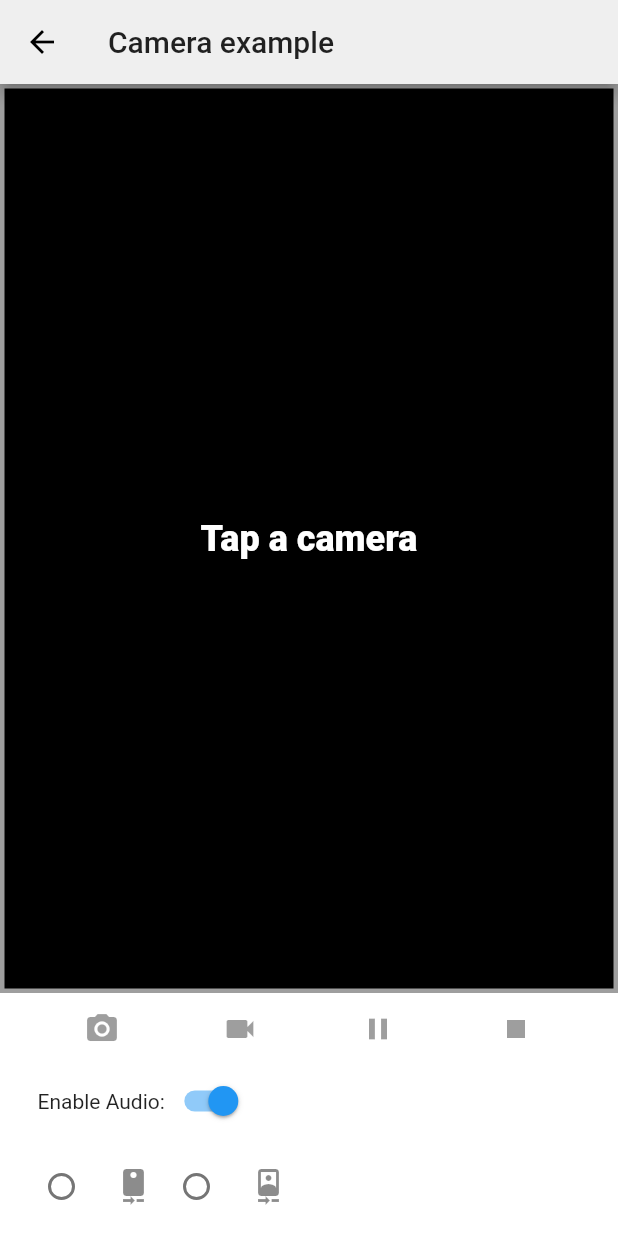
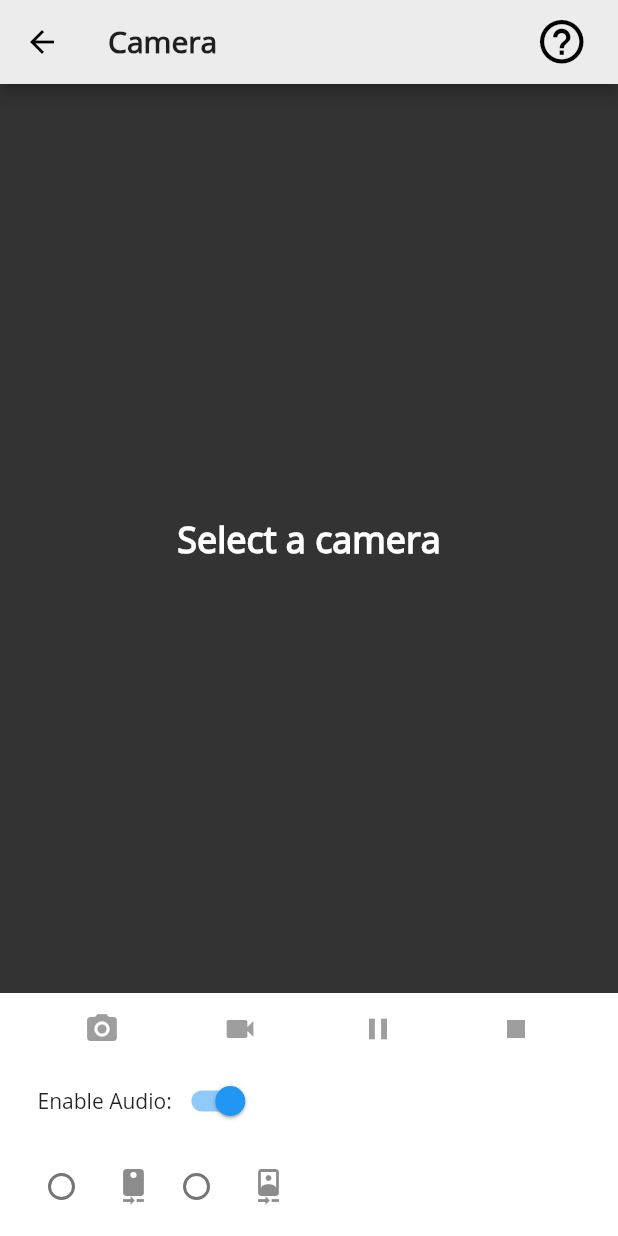
Before and after one commit to shobhitaa/Crime-Curber, a Flutter app: the CameraExampleHome screen opened directly, on a phone screen of 412 x 824 dp. Run offline on Flutter 3.47's test engine with Material 2 defaults, Android fonts, the phone set to English and light mode, and no system bars; our stand-ins replace camera, firebase_auth, firebase_core, gallery_saver, video_player; missing offline and left inert: maps_launcher; accounts and stored records are empty.

Commit message:
modified UI of record

```diff
--- a/lib/camera.dart
+++ b/lib/camera.dart
@@ -1,7 +1,9 @@
 import 'dart:async';
 import 'dart:io';
+import 'package:crime_curber/constants.dart';
 
 import 'package:camera/camera.dart';
+import 'package:crime_curber/constants.dart';
 import 'package:flutter/material.dart';
 import 'package:path_provider/path_provider.dart';
 import 'package:video_player/video_player.dart';
@@ -74,7 +76,24 @@ class _CameraExampleHomeState extends State<CameraExampleHome>
     return Scaffold(
       key: _scaffoldKey,
       appBar: AppBar(
-        title: const Text('Camera example'),
+        backgroundColor: light_gray_bg,
+        title: const Text('Camera',
+        style: TextStyle(
+          fontFamily: "OpenSans",
+          fontWeight: FontWeight.bold
+        )),
+        actions: <Widget>[
+          Padding(
+              padding: EdgeInsets.only(right: 20.0),
+              child: GestureDetector(
+                onTap: () {},
+                child: Icon(
+                    Icons.help_outline,
+                  size: 35,
+                ),
+              )
+          ),
+        ],
       ),
       body: Column(
         children: <Widget>[
@@ -87,11 +106,11 @@ class _CameraExampleHomeState extends State<CameraExampleHome>
                 ),
               ),
               decoration: BoxDecoration(
-                color: Colors.black,
+                color: dark_charcoal,
                 border: Border.all(
                   color: controller != null && controller.value.isRecordingVideo
                       ? Colors.redAccent
-                      : Colors.grey,
+                      : dark_charcoal,
                   width: 3.0,
                 ),
               ),
@@ -118,9 +137,10 @@ class _CameraExampleHomeState extends State<CameraExampleHome>
   Widget _cameraPreviewWidget() {
     if (controller == null || !controller.value.isInitialized) {
       return const Text(
-        'Tap a camera',
+        'Select a camera',
         style: TextStyle(
           color: Colors.white,
+          fontFamily: "OpenSans",
           fontSize: 24.0,
           fontWeight: FontWeight.w900,
         ),
@@ -139,7 +159,10 @@ class _CameraExampleHomeState extends State<CameraExampleHome>
       padding: const EdgeInsets.only(left: 25),
       child: Row(
         children: <Widget>[
-          const Text('Enable Audio:'),
+          const Text('Enable Audio:',
+          style: TextStyle(
+            fontFamily: 'OpenSans',
+          )),
           Switch(
             value: enableAudio,
             onChanged: (bool value) {
@@ -214,7 +237,7 @@ class _CameraExampleHomeState extends State<CameraExampleHome>
         ),
         IconButton(
           icon: controller != null && controller.value.isRecordingPaused
-              ? Icon(Icons.play_arrow)
+              ? Icon(Icons.play_arrow,  color: Colors.green)
               : Icon(Icons.pause),
           color: Colors.blue,
           onPressed: controller != null &&
```
Also changed, not shown: lib/signup.dart (added, +49 -0 lines).
